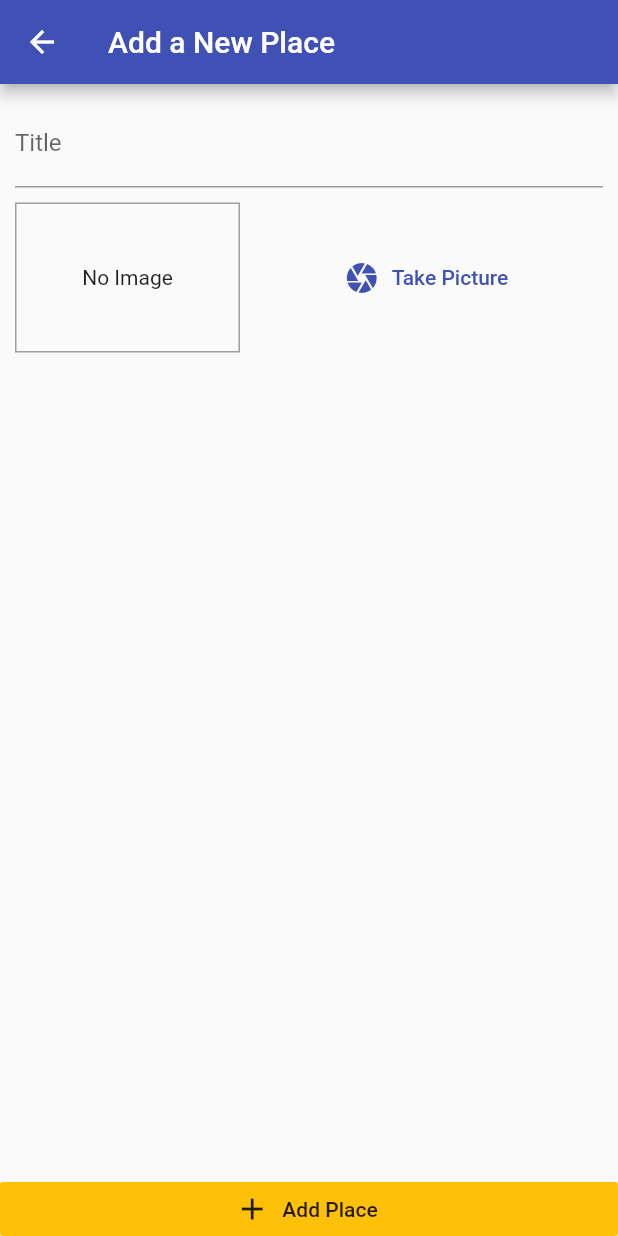
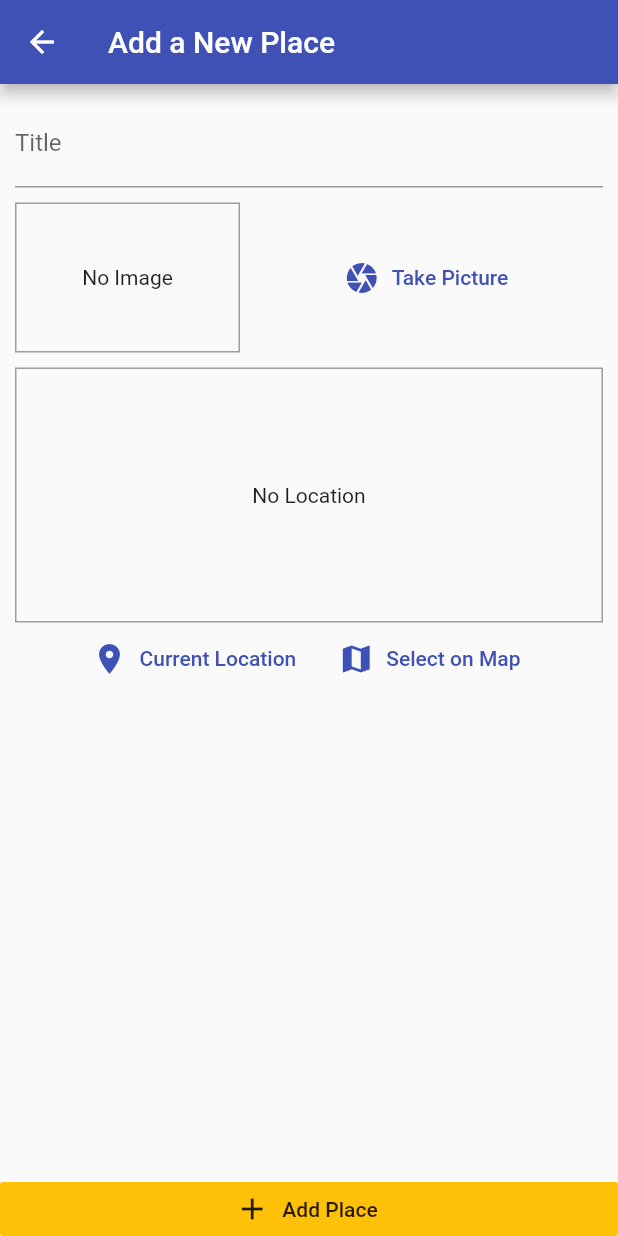
Before and after one commit to scrumptiousdev/flutterGreatPlacesApp, a Flutter app: the AddPlacePage screen opened by its route, on a phone screen of 412 x 824 dp. Run offline on Flutter 3.47's test engine with Material 2 defaults, Android fonts, the phone set to English and light mode, and no system bars; our stand-ins replace image_picker, location, sqflite; accounts and stored records are empty.

Commit message:
Fetch user location long and lang

```diff
--- a/lib/pages/add_place_page.dart
+++ b/lib/pages/add_place_page.dart
@@ -2,8 +2,9 @@ import 'dart:io';
 import 'package:flutter/material.dart';
 import 'package:provider/provider.dart';
 
+import '../providers/great_places.dart';
 import '../widgets/image_input.dart';
-import '../providers/great_places.dart';
+import '../widgets/location_input.dart';
 
 class AddPlacePage extends StatefulWidget {
   static const routeName = '/add-place';
@@ -46,7 +47,9 @@ class _AddPlacePageState extends State<AddPlacePage> {
                       controller: _titleController
                     ),
                     SizedBox(height: 10),
-                    ImageInput(_selectImage)
+                    ImageInput(_selectImage),
+                    SizedBox(height: 10),
+                    LocationInput()
                   ]
                 )
               )
--- /dev/null
+++ b/lib/widgets/location_input.dart
@@ -0,0 +1,61 @@
+import 'package:flutter/material.dart';
+import 'package:location/location.dart';
+
+class LocationInput extends StatefulWidget {
+  @override
+  _LocationInputState createState() => _LocationInputState();
+}
+
+class _LocationInputState extends State<LocationInput> {
+  String _previewImageUrl;
+
+  Future<void> _getCurrentUserLocation() async {
+    final locData = await Location().getLocation();
+    print(locData.latitude);
+    print(locData.longitude);
+  }
+
+  @override
+  Widget build(BuildContext context) {
+    return Column(
+      children: <Widget>[
+        Container(
+          height: 170,
+          width: double.infinity,
+          alignment: Alignment.center,
+          decoration: BoxDecoration(
+            border: Border.all(
+              width: 1,
+              color: Colors.grey
+            )
+          ),
+          child: _previewImageUrl == null ? Text(
+            'No Location',
+            textAlign: TextAlign.center
+          ) : Image.network(
+            _previewImageUrl,
+            fit: BoxFit.cover,
+            width: double.infinity
+          )
+        ),
+        Row(
+          mainAxisAlignment: MainAxisAlignment.center,
+          children: <Widget>[
+            FlatButton.icon(
+              icon: Icon(Icons.location_on),
+              label: Text('Current Location'),
+              textColor: Theme.of(context).primaryColor,
+              onPressed: _getCurrentUserLocation
+            ),
+            FlatButton.icon(
+              icon: Icon(Icons.map),
+              label: Text('Select on Map'),
+              textColor: Theme.of(context).primaryColor,
+              onPressed: () {}
+            )
+          ]
+        )
+      ]
+    );
+  }
+}
--- a/pubspec.yaml
+++ b/pubspec.yaml
@@ -24,6 +24,7 @@ dependencies:
   path_provider: ^1.3.0
   path: ^1.6.4
   sqflite: ^1.1.7
+  location: ^2.3.5
 
   # The following adds the Cupertino Icons font to your application.
   # Use with the CupertinoIcons class for iOS style icons.
```
Also changed, not shown: pubspec.lock, 8 other files.
